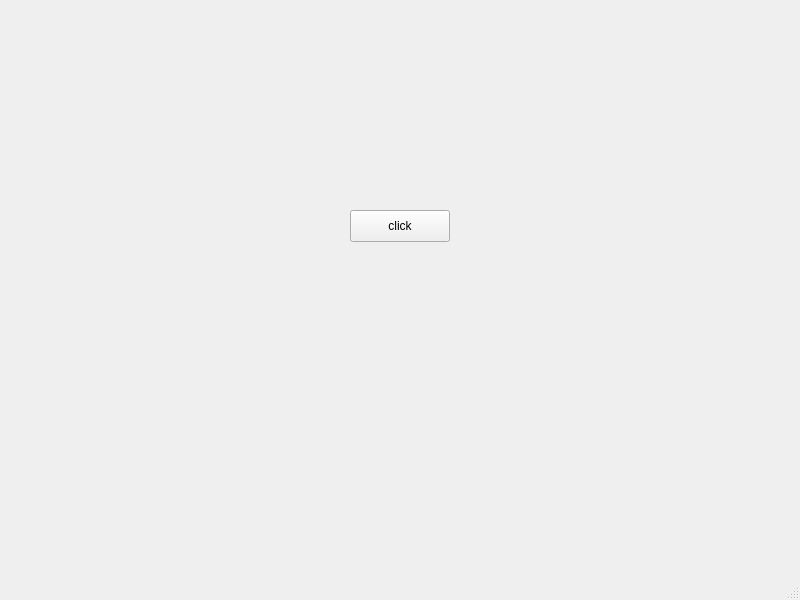
The window that mainwindow.ui (OxyDear/foodApp) describes before a commit, drawn with Qt 5.
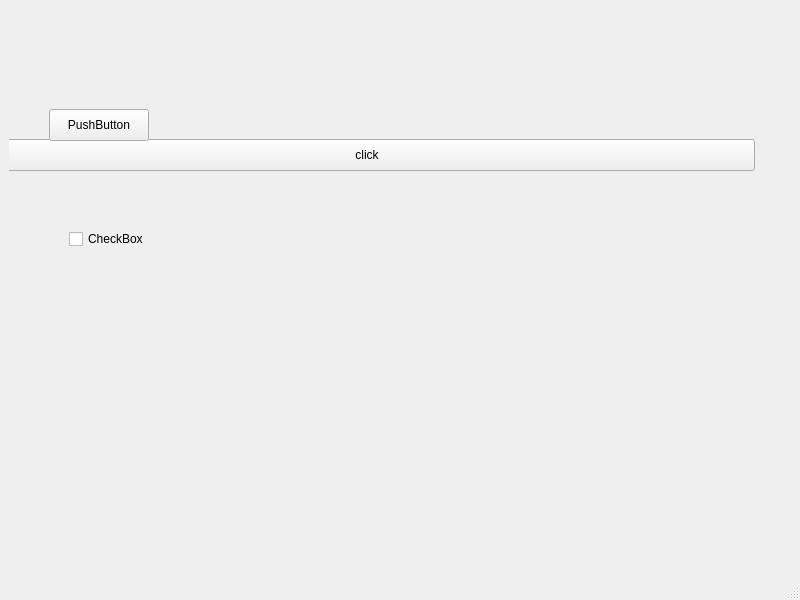
The same window after the commit. The open tabs and pages were chosen to show the change.

Commit message: not resizable window

The edit to the form file:
```diff
--- a/mainwindow.ui
+++ b/mainwindow.ui
@@ -14,12 +14,19 @@
    <string>MainWindow</string>
   </property>
   <widget class="QWidget" name="centralwidget">
+   <layout class="QVBoxLayout" name="verticalLayout">
+    <item>
+     <widget class="QStackedWidget" name="stackedWidget">
+      <property name="currentIndex">
+       <number>1</number>
+      </property>
+      <widget class="QWidget" name="page">
    <widget class="QPushButton" name="pushButton">
     <property name="geometry">
      <rect>
-      <x>350</x>
-      <y>210</y>
-      <width>100</width>
+          <x>-30</x>
+          <y>130</y>
+          <width>776</width>
       <height>32</height>
      </rect>
     </property>
@@ -27,6 +34,37 @@
      <string>click</string>
     </property>
    </widget>
+       <widget class="QPushButton" name="pushButton_2">
+        <property name="geometry">
+         <rect>
+          <x>40</x>
+          <y>100</y>
+          <width>100</width>
+          <height>32</height>
+         </rect>
+        </property>
+        <property name="text">
+         <string>PushButton</string>
+        </property>
+       </widget>
+       <widget class="QCheckBox" name="checkBox">
+        <property name="geometry">
+         <rect>
+          <x>60</x>
+          <y>220</y>
+          <width>85</width>
+          <height>20</height>
+         </rect>
+        </property>
+        <property name="text">
+         <string>CheckBox</string>
+        </property>
+       </widget>
+      </widget>
+      <widget class="QWidget" name="page_2"/>
+     </widget>
+    </item>
+   </layout>
   </widget>
   <widget class="QMenuBar" name="menubar">
    <property name="geometry">
```
Lines whose indentation alone changed are shown as unchanged. The commit also changes 4 other files.
